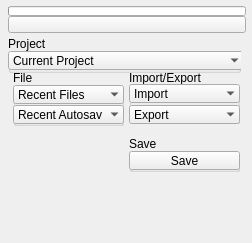
Before: the Qt Designer form ui/1_base_menus/2_sub_menus/3_main_menus/file.ui in m3trik/Scripts_portable, drawn with Qt 5.
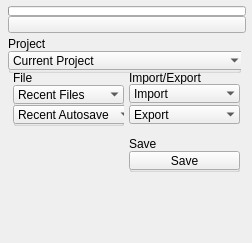
After: the same form once the commit is applied. Custom widgets are drawn as their Qt base class.

```diff
--- a/ui/1_base_menus/2_sub_menus/3_main_menus/file.ui
+++ b/ui/1_base_menus/2_sub_menus/3_main_menus/file.ui
@@ -87,12 +87,12 @@
             <property name="minimumSize">
              <size>
               <width>111</width>
-              <height>0</height>
+              <height>19</height>
              </size>
             </property>
             <property name="maximumSize">
              <size>
-              <width>111</width>
+              <width>999</width>
               <height>19</height>
              </size>
             </property>
```
Left out of the diff: 6 changed lines with no effect on the pictures.
